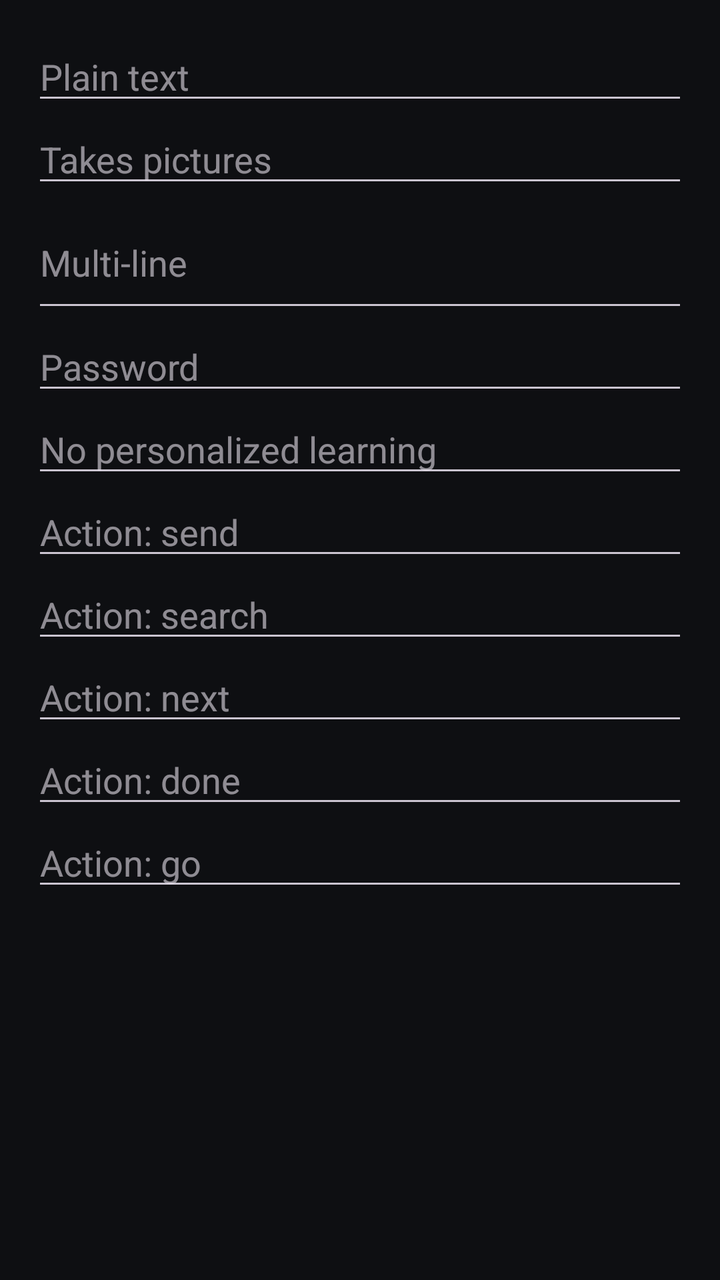
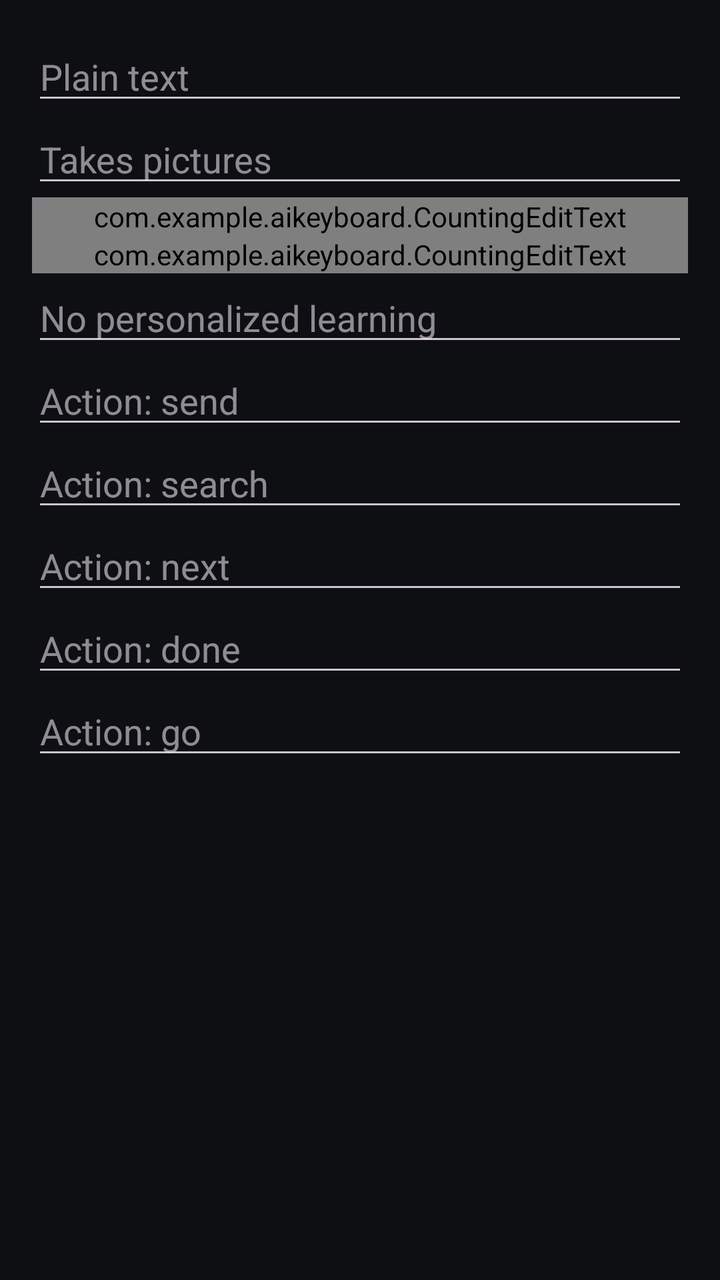

Compare the two renders of this Android layout. The source of the first and the diff that turns it into the second are given below.
<!-- AndroidManifest.xml: another module's application theme Theme.AiKeyboard -->
<!-- res/layout/activity_editor_test.xml -->
<?xml version="1.0" encoding="utf-8"?>
<ScrollView xmlns:android="http://schemas.android.com/apk/res/android"
    xmlns:tools="http://schemas.android.com/tools"
    android:layout_width="match_parent"
    android:layout_height="match_parent"
    android:fitsSystemWindows="true"
    tools:ignore="HardcodedText,Autofill">

    <LinearLayout
        android:layout_width="match_parent"
        android:layout_height="wrap_content"
        android:orientation="vertical"
        android:padding="16dp">

        <EditText
            android:id="@+id/field_plain"
            android:layout_width="match_parent"
            android:layout_height="wrap_content"
            android:hint="Plain text"
            android:inputType="text" />

        
        <EditText
            android:id="@+id/field_rich"
            android:layout_width="match_parent"
            android:layout_height="wrap_content"
            android:hint="Takes pictures"
            android:inputType="text" />

        <EditText
            android:id="@+id/field_multiline"
            android:layout_width="match_parent"
            android:layout_height="wrap_content"
            android:hint="Multi-line"
            android:inputType="textMultiLine|textCapSentences"
            android:minLines="2" />

        <EditText
            android:id="@+id/field_password"
            android:layout_width="match_parent"
            android:layout_height="wrap_content"
            android:hint="Password"
            android:inputType="textPassword" />

        <EditText
            android:id="@+id/field_no_learning"
            android:layout_width="match_parent"
            android:layout_height="wrap_content"
            android:hint="No personalized learning"
            android:imeOptions="flagNoPersonalizedLearning"
            android:inputType="text" />

        <EditText
            android:id="@+id/field_send"
            android:layout_width="match_parent"
            android:layout_height="wrap_content"
            android:hint="Action: send"
            android:imeOptions="actionSend"
            android:inputType="text" />

        <EditText
            android:id="@+id/field_search"
            android:layout_width="match_parent"
            android:layout_height="wrap_content"
            android:hint="Action: search"
            android:imeOptions="actionSearch"
            android:inputType="text" />

        <EditText
            android:id="@+id/field_next"
            android:layout_width="match_parent"
            android:layout_height="wrap_content"
            android:hint="Action: next"
            android:imeOptions="actionNext"
            android:inputType="text" />

        <EditText
            android:id="@+id/field_done"
            android:layout_width="match_parent"
            android:layout_height="wrap_content"
            android:hint="Action: done"
            android:imeOptions="actionDone"
            android:inputType="text" />

        <EditText
            android:id="@+id/field_go"
            android:layout_width="match_parent"
            android:layout_height="wrap_content"
            android:hint="Action: go"
            android:imeOptions="actionGo"
            android:inputType="textUri" />
    </LinearLayout>
</ScrollView>
<!-- resources referenced by this layout -->
<resources>
  <style name="Theme.AiKeyboard" parent="Theme.Material3.Dark.NoActionBar">
          <item name="colorPrimary">@color/accent_blue</item>
          <item name="colorOnPrimary">@color/on_accent_blue</item>
          <item name="colorSurface">@color/surface</item>
          <item name="colorOnSurface">@color/text_primary</item>
          <item name="colorOnSurfaceVariant">@color/text_secondary</item>
          <item name="colorOutlineVariant">@color/divider</item>
          
          <item name="colorSecondaryContainer">@color/surface_raised</item>
          <item name="colorOnSecondaryContainer">@color/text_primary</item>
          <item name="android:colorBackground">@color/canvas</item>
          <item name="android:statusBarColor">@color/canvas</item>
          <item name="android:navigationBarColor">@color/canvas</item>
          <item name="switchPreferenceCompatStyle">@style/SettingsSwitchRow</item>
          <item name="preferenceCategoryStyle">@style/SettingsCategory</item>
          <item name="preferenceStyle">@style/SettingsRow</item>
          <item name="dialogPreferenceStyle">@style/SettingsDialogRow</item>
          <item name="seekBarPreferenceStyle">@style/SettingsSeekRow</item>
          <item name="materialSwitchStyle">@style/Widget.AiKeyboard.Switch</item>
          
          <item name="colorSecondary">@color/accent_blue</item>
          <item name="colorOnSecondary">@color/on_accent_blue</item>
          <item name="colorTertiary">@color/accent_blue</item>
          <item name="colorAccent">@color/accent_blue</item>
          <item name="colorControlActivated">@color/accent_blue</item>
      </style>
  <color name="accent_blue">#9EC1FA</color>
  <color name="on_accent_blue">#0B1B33</color>
  <color name="surface">#1B1C20</color>
  <color name="text_primary">#FFFFFF</color>
  <color name="text_secondary">#A9ABB3</color>
  <color name="divider">#34353A</color>
  <color name="surface_raised">#25262B</color>
  <color name="canvas">#0E0F12</color>
  <style name="SettingsSwitchRow" parent="Preference.SwitchPreferenceCompat.Material">
          <item name="widgetLayout">@layout/preference_switch</item>
          <item name="singleLineTitle">false</item>
      </style>
  <style name="SettingsCategory" parent="Preference.Category.Material">
          <item name="android:layout">@layout/settings_category</item>
      </style>
  <style name="SettingsRow" parent="Preference.Material">
          <item name="singleLineTitle">false</item>
      </style>
  <style name="SettingsDialogRow" parent="Preference.DialogPreference.Material">
          <item name="singleLineTitle">false</item>
      </style>
  <style name="SettingsSeekRow" parent="Preference.SeekBarPreference.Material">
          <item name="singleLineTitle">false</item>
      </style>
  <style name="Widget.AiKeyboard.Switch" parent="Widget.Material3.CompoundButton.MaterialSwitch">
          <item name="thumbTint">@color/switch_thumb</item>
          <item name="trackTint">@color/switch_track</item>
          <item name="trackDecorationTint">@android:color/transparent</item>
      </style>
</resources>

<!-- the commit's change to res/layout/activity_editor_test.xml (unified diff, before → after) -->
@@ -27,7 +27,7 @@
             android:hint="Takes pictures"
             android:inputType="text" />
 
-        <EditText
+        <com.example.aikeyboard.CountingEditText
             android:id="@+id/field_multiline"
             android:layout_width="match_parent"
             android:layout_height="wrap_content"
@@ -35,7 +35,7 @@
             android:inputType="textMultiLine|textCapSentences"
             android:minLines="2" />
 
-        <EditText
+        <com.example.aikeyboard.CountingEditText
             android:id="@+id/field_password"
             android:layout_width="match_parent"
             android:layout_height="wrap_content"
